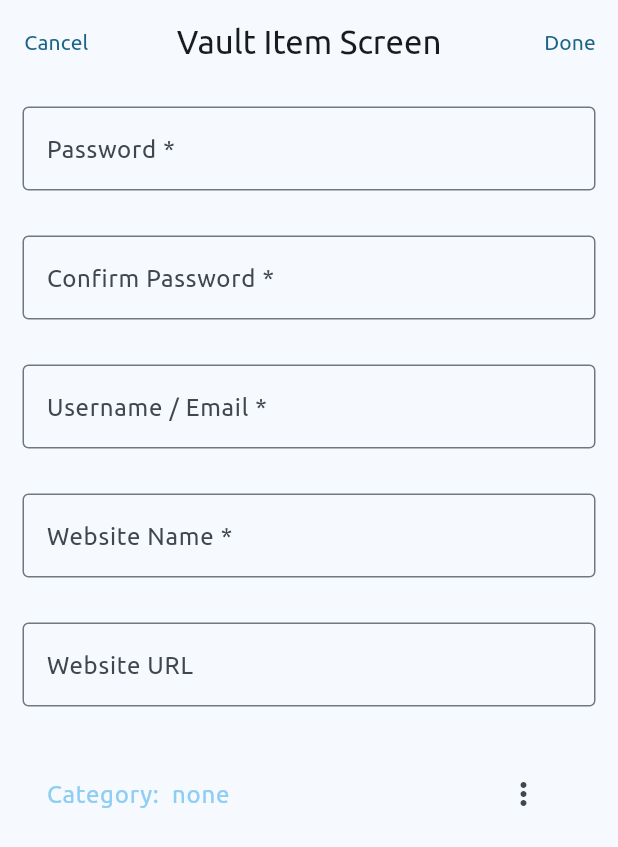
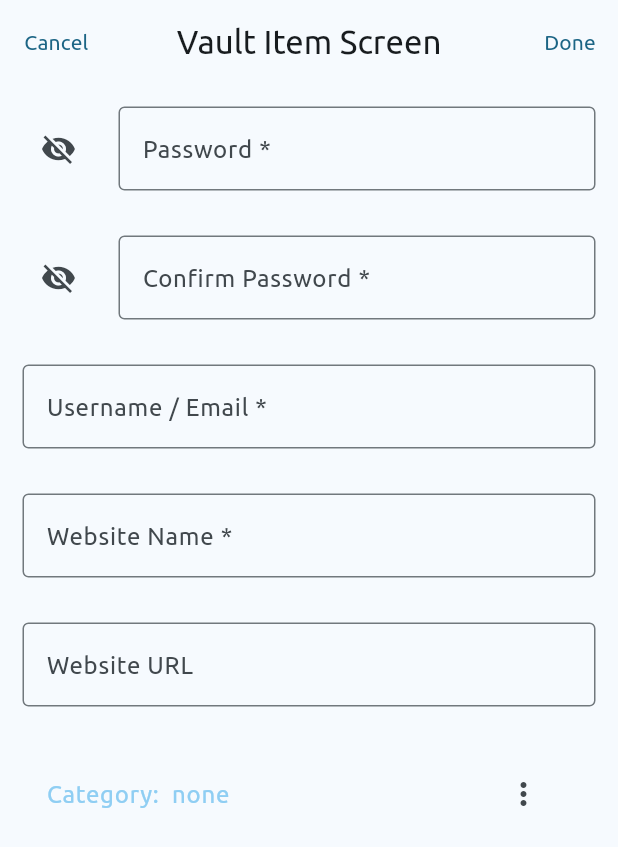
Before and after one commit to EraldBa/material_pass, a Flutter app: the VaultItemScreen screen opened directly, on a phone screen of 412 x 824 dp. Shown: the top 847 px of the screen. Run offline on Flutter 3.47's test engine with Material 3 defaults, Android fonts, the light colour scheme and no system bars; our stand-ins replace flutter_secure_storage, hive, hive_flutter; missing offline and left inert: bcrypt; accounts and stored records are empty.

Commit message:
imrpoved usability of vault_item_screen

```diff
--- a/lib/app/screens/vault_item_screen.dart
+++ b/lib/app/screens/vault_item_screen.dart
@@ -17,6 +17,9 @@ class _VaultItemScreenState extends State<VaultItemScreen> {
   final GlobalKey<FormState> _formKey = GlobalKey<FormState>();
 
   late final VaultItem _vaultItem;
+
+  bool _obscurePassword = true;
+  bool _obscureConfirmPassword = true;
 
   String? _mandatoryFieldValidator(String? value) {
     if (value == null || value.isEmpty) {
@@ -83,10 +86,20 @@ class _VaultItemScreenState extends State<VaultItemScreen> {
                 padding: _defaultFormPadding,
                 child: TextFormField(
                   initialValue: widget.vaultItem?.password,
-                  obscureText: true,
-                  decoration: const InputDecoration(
-                    label: Text('Password *'),
-                    border: OutlineInputBorder(),
+                  obscureText: _obscurePassword,
+                  decoration: InputDecoration(
+                    label: const Text('Password *'),
+                    icon: IconButton(
+                      onPressed: () {
+                        setState(() {
+                          _obscurePassword = !_obscurePassword;
+                        });
+                      },
+                      icon: _obscurePassword
+                          ? const Icon(Icons.visibility_off)
+                          : const Icon(Icons.visibility_off),
+                    ),
+                    border: const OutlineInputBorder(),
                   ),
                   onChanged: (value) => _vaultItem.password = value,
                   validator: _mandatoryFieldValidator,
@@ -95,10 +108,21 @@ class _VaultItemScreenState extends State<VaultItemScreen> {
               Padding(
                 padding: _defaultFormPadding,
                 child: TextFormField(
-                  obscureText: true,
-                  decoration: const InputDecoration(
-                    label: Text('Confirm Password *'),
-                    border: OutlineInputBorder(),
+                  initialValue: widget.vaultItem?.password,
+                  obscureText: _obscureConfirmPassword,
+                  decoration: InputDecoration(
+                    icon: IconButton(
+                      onPressed: () {
+                        setState(() {
+                          _obscureConfirmPassword = !_obscureConfirmPassword;
+                        });
+                      },
+                      icon: _obscureConfirmPassword
+                          ? const Icon(Icons.visibility_off)
+                          : const Icon(Icons.visibility),
+                    ),
+                    label: const Text('Confirm Password *'),
+                    border: const OutlineInputBorder(),
                   ),
                   validator: _confirmPasswordValidator,
                 ),
```
